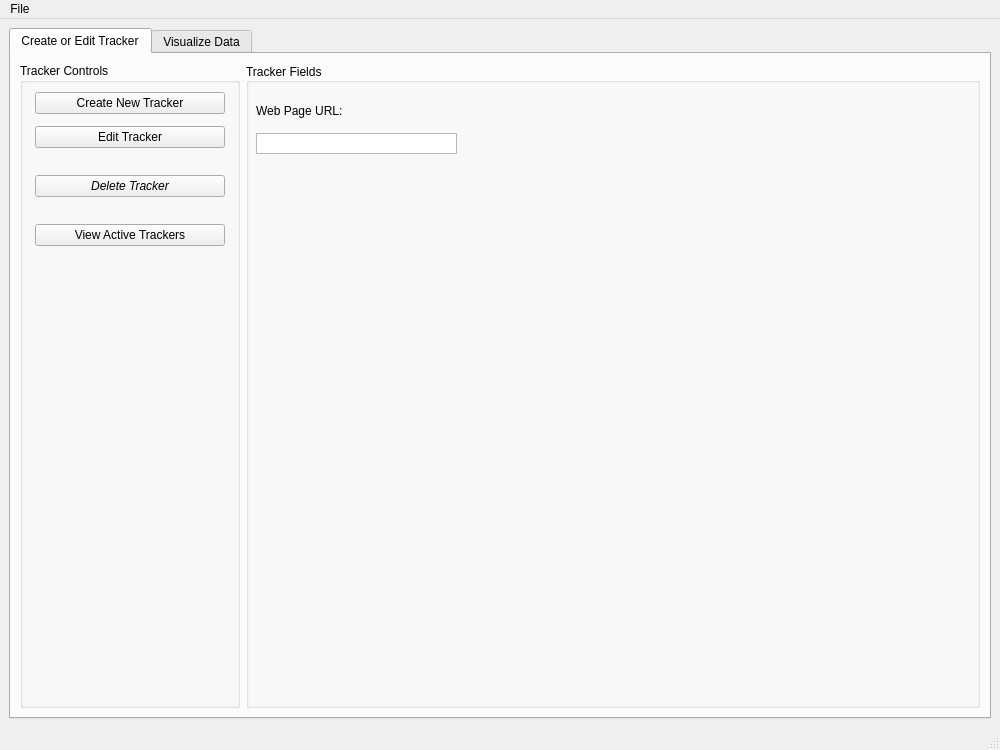
First picture: the form in pricepal/gui/pricepal_mainform.ui, repository NanoDevelopmentGroup/PricePal, before the edit.
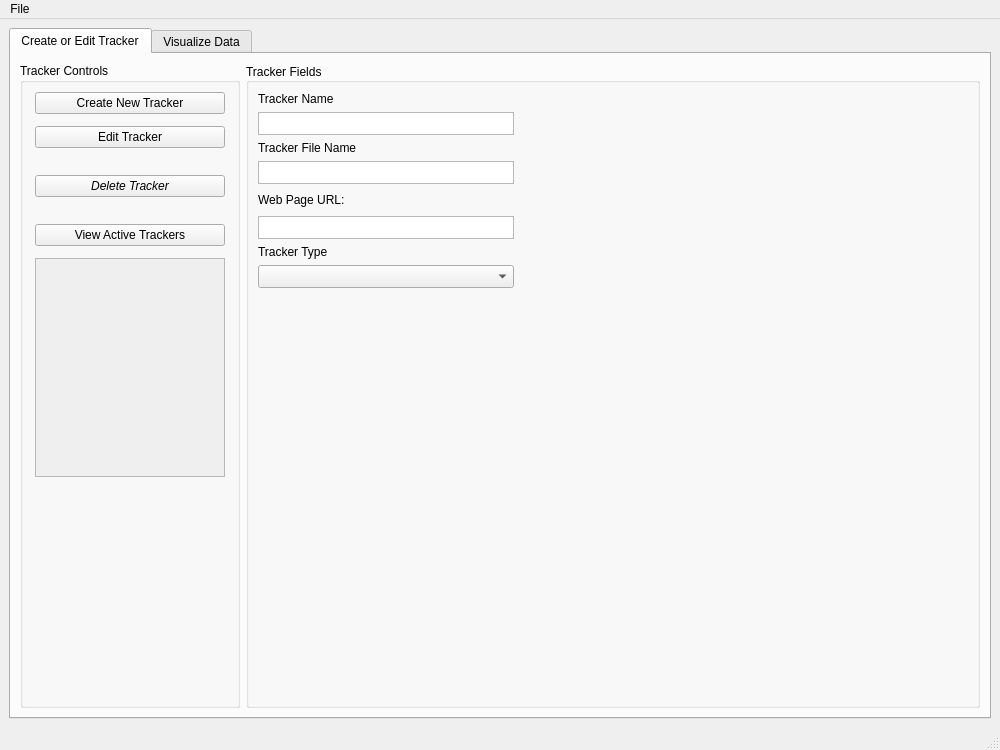
Second picture: the form after the edit. Icons and pictures are not drawn.

Commit message:
chore: added initial widgets for tracker fields
Added widgets to enter/display some key features of a tracker object. Also applied some initial formatting to these widgets.

The edit to the form file:
```diff
--- a/pricepal/gui/pricepal_mainform.ui
+++ b/pricepal/gui/pricepal_mainform.ui
@@ -90,6 +90,22 @@
            <property name="spacing">
             <number>12</number>
            </property>
+           <item row="2" column="0">
+            <spacer name="verticalSpacer_Tracker01">
+             <property name="orientation">
+              <enum>Qt::Vertical</enum>
+             </property>
+             <property name="sizeType">
+              <enum>QSizePolicy::Fixed</enum>
+             </property>
+             <property name="sizeHint" stdset="0">
+              <size>
+               <width>20</width>
+               <height>15</height>
+              </size>
+             </property>
+            </spacer>
+           </item>
            <item row="5" column="0">
             <widget class="QPushButton" name="pushButton_ViewActiveTrackers">
              <property name="text">
@@ -139,7 +155,7 @@
              </property>
             </widget>
            </item>
-           <item row="6" column="0">
+           <item row="7" column="0">
             <spacer name="verticalSpacer_Tracker03">
              <property name="orientation">
               <enum>Qt::Vertical</enum>
@@ -166,21 +182,22 @@
              </property>
             </widget>
            </item>
-           <item row="2" column="0">
-            <spacer name="verticalSpacer_Tracker01">
-             <property name="orientation">
-              <enum>Qt::Vertical</enum>
+           <item row="6" column="0">
+            <widget class="QScrollArea" name="scrollArea">
+             <property name="widgetResizable">
+              <bool>true</bool>
              </property>
-             <property name="sizeType">
-              <enum>QSizePolicy::Fixed</enum>
-             </property>
-             <property name="sizeHint" stdset="0">
-              <size>
-               <width>20</width>
-               <height>15</height>
-              </size>
-             </property>
-            </spacer>
+             <widget class="QWidget" name="scrollAreaWidgetContents">
+              <property name="geometry">
+               <rect>
+                <x>0</x>
+                <y>0</y>
+                <width>192</width>
+                <height>202</height>
+               </rect>
+              </property>
+             </widget>
+            </widget>
            </item>
           </layout>
          </widget>
@@ -202,37 +219,163 @@
           <property name="alignment">
            <set>Qt::AlignLeading|Qt::AlignLeft|Qt::AlignVCenter</set>
           </property>
-          <widget class="QTextEdit" name="textEdit_WebPageURL">
-           <property name="geometry">
-            <rect>
-             <x>10</x>
-             <y>70</y>
-             <width>201</width>
-             <height>21</height>
-            </rect>
-           </property>
-           <property name="font">
-            <font>
-             <pointsize>8</pointsize>
-            </font>
-           </property>
-           <property name="verticalScrollBarPolicy">
-            <enum>Qt::ScrollBarAlwaysOff</enum>
-           </property>
-          </widget>
-          <widget class="QLabel" name="label_WebPageURL">
-           <property name="geometry">
-            <rect>
-             <x>10</x>
-             <y>40</y>
-             <width>201</width>
-             <height>16</height>
-            </rect>
-           </property>
-           <property name="text">
-            <string>Web Page URL:</string>
-           </property>
-          </widget>
+          <layout class="QGridLayout" name="gridLayout_3">
+           <item row="4" column="1">
+            <spacer name="horizontalSpacer">
+             <property name="orientation">
+              <enum>Qt::Horizontal</enum>
+             </property>
+             <property name="sizeHint" stdset="0">
+              <size>
+               <width>40</width>
+               <height>20</height>
+              </size>
+             </property>
+            </spacer>
+           </item>
+           <item row="4" column="2">
+            <spacer name="horizontalSpacer_2">
+             <property name="orientation">
+              <enum>Qt::Horizontal</enum>
+             </property>
+             <property name="sizeHint" stdset="0">
+              <size>
+               <width>40</width>
+               <height>20</height>
+              </size>
+             </property>
+            </spacer>
+           </item>
+           <item row="0" column="0">
+            <widget class="QLabel" name="label_TrackerName">
+             <property name="text">
+              <string>Tracker Name</string>
+             </property>
+            </widget>
+           </item>
+           <item row="1" column="0">
+            <widget class="QTextEdit" name="textEdit_TrackerName">
+             <property name="sizePolicy">
+              <sizepolicy hsizetype="Expanding" vsizetype="Expanding">
+               <horstretch>0</horstretch>
+               <verstretch>0</verstretch>
+              </sizepolicy>
+             </property>
+             <property name="maximumSize">
+              <size>
+               <width>16777215</width>
+               <height>23</height>
+              </size>
+             </property>
+             <property name="font">
+              <font>
+               <pointsize>8</pointsize>
+              </font>
+             </property>
+             <property name="verticalScrollBarPolicy">
+              <enum>Qt::ScrollBarAlwaysOff</enum>
+             </property>
+            </widget>
+           </item>
+           <item row="3" column="0">
+            <widget class="QTextEdit" name="textEdit_TrackerFileName">
+             <property name="sizePolicy">
+              <sizepolicy hsizetype="Expanding" vsizetype="Expanding">
+               <horstretch>0</horstretch>
+               <verstretch>0</verstretch>
+              </sizepolicy>
+             </property>
+             <property name="maximumSize">
+              <size>
+               <width>16777215</width>
+               <height>23</height>
+              </size>
+             </property>
+             <property name="font">
+              <font>
+               <pointsize>8</pointsize>
+              </font>
+             </property>
+             <property name="verticalScrollBarPolicy">
+              <enum>Qt::ScrollBarAlwaysOff</enum>
+             </property>
+            </widget>
+           </item>
+           <item row="2" column="0">
+            <widget class="QLabel" name="label_TrackerFileName">
+             <property name="text">
+              <string>Tracker File Name</string>
+             </property>
+            </widget>
+           </item>
+           <item row="4" column="0">
+            <widget class="QLabel" name="label_WebPageURL">
+             <property name="text">
+              <string>Web Page URL:</string>
+             </property>
+            </widget>
+           </item>
+           <item row="7" column="0">
+            <widget class="QComboBox" name="comboBox_TrackerType">
+             <property name="sizePolicy">
+              <sizepolicy hsizetype="Expanding" vsizetype="Expanding">
+               <horstretch>0</horstretch>
+               <verstretch>0</verstretch>
+              </sizepolicy>
+             </property>
+             <property name="maximumSize">
+              <size>
+               <width>16777215</width>
+               <height>23</height>
+              </size>
+             </property>
+            </widget>
+           </item>
+           <item row="6" column="0">
+            <widget class="QLabel" name="label_TrackerType">
+             <property name="text">
+              <string>Tracker Type</string>
+             </property>
+            </widget>
+           </item>
+           <item row="5" column="0">
+            <widget class="QTextEdit" name="textEdit_WebPageURL">
+             <property name="sizePolicy">
+              <sizepolicy hsizetype="Expanding" vsizetype="Expanding">
+               <horstretch>0</horstretch>
+               <verstretch>0</verstretch>
+              </sizepolicy>
+             </property>
+             <property name="maximumSize">
+              <size>
+               <width>16777215</width>
+               <height>23</height>
+              </size>
+             </property>
+             <property name="font">
+              <font>
+               <pointsize>8</pointsize>
+              </font>
+             </property>
+             <property name="verticalScrollBarPolicy">
+              <enum>Qt::ScrollBarAlwaysOff</enum>
+             </property>
+            </widget>
+           </item>
+           <item row="8" column="0">
+            <spacer name="verticalSpacer">
+             <property name="orientation">
+              <enum>Qt::Vertical</enum>
+             </property>
+             <property name="sizeHint" stdset="0">
+              <size>
+               <width>20</width>
+               <height>40</height>
+              </size>
+             </property>
+            </spacer>
+           </item>
+          </layout>
          </widget>
         </item>
        </layout>
```
